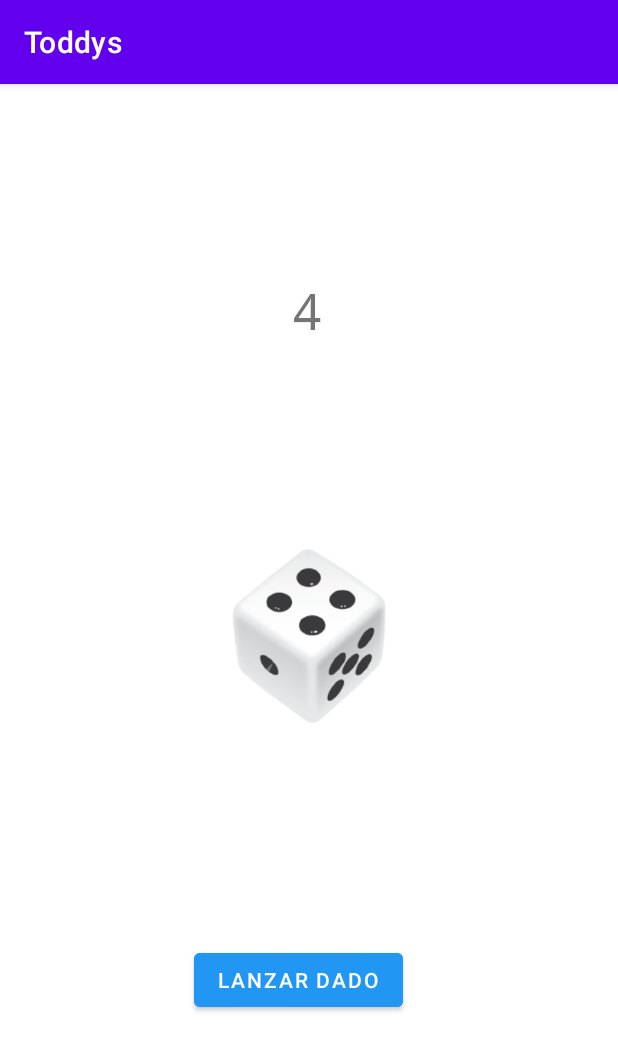
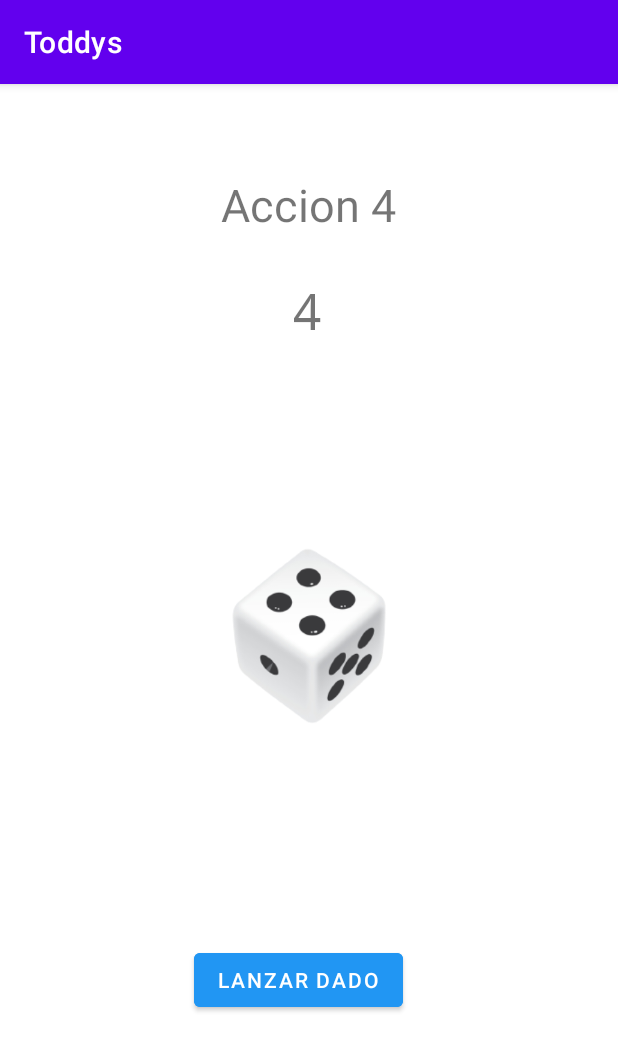
Before and after one commit to alefv5/ProyMobile, an Android app: the LogicGameActivity screen opened directly, with no data from a screen before it, after a tap on "LANZAR DADO", on a phone screen of 412 x 824 dp. Shown: the top 1051 px of the screen. Run offline under Robolectric (Android 15) with nearby library versions, the phone set to English and light mode, and no system bars.

Commit message:
added text in the actions

```diff
--- a/app/src/main/java/edu/bo/ucb/toddys/LogicGameActivity.kt
+++ b/app/src/main/java/edu/bo/ucb/toddys/LogicGameActivity.kt
@@ -36,6 +36,24 @@ class LogicGameActivity : AppCompatActivity() {
 
         val imgDado: ImageView = findViewById(R.id.imgDado)
         imgDado.setImageResource(drawableResource)
+
+        var txtDatos: TextView = findViewById(R.id.txtDatos)
+
+        val opcion1:String = "Accion 1"
+        val opcion2:String = "Accion 2"
+        val opcion3:String = "Accion 3"
+        val opcion4:String = "Accion 4"
+        val opcion5:String = "Accion 5"
+        val opcion6:String = "Accion 6"
+
+        when(numero){
+            1-> txtDatos.text = opcion1
+            2-> txtDatos.text = opcion2
+            3-> txtDatos.text = opcion3
+            4-> txtDatos.text = opcion4
+            5-> txtDatos.text = opcion5
+            else -> txtDatos.text = opcion6
+        }
     }
 
     private fun lanzar(max: Int): Int{
--- a/app/src/main/res/layout/activity_logic_game.xml
+++ b/app/src/main/res/layout/activity_logic_game.xml
@@ -32,6 +32,18 @@
         app:layout_constraintVertical_bias="0.177"
         tools:text="1" />
 
+    <TextView
+        android:id="@+id/txtDatos"
+        android:layout_width="wrap_content"
+        android:layout_height="wrap_content"
+        android:layout_marginTop="60dp"
+        android:textSize="30dp"
+        app:layout_constraintEnd_toEndOf="parent"
+        app:layout_constraintHorizontal_bias="0.498"
+        app:layout_constraintStart_toStartOf="parent"
+        app:layout_constraintTop_toTopOf="parent"
+        tools:text="1" />
+
     <ImageView
         android:id="@+id/imgDado"
         android:layout_width="300dp"
```
